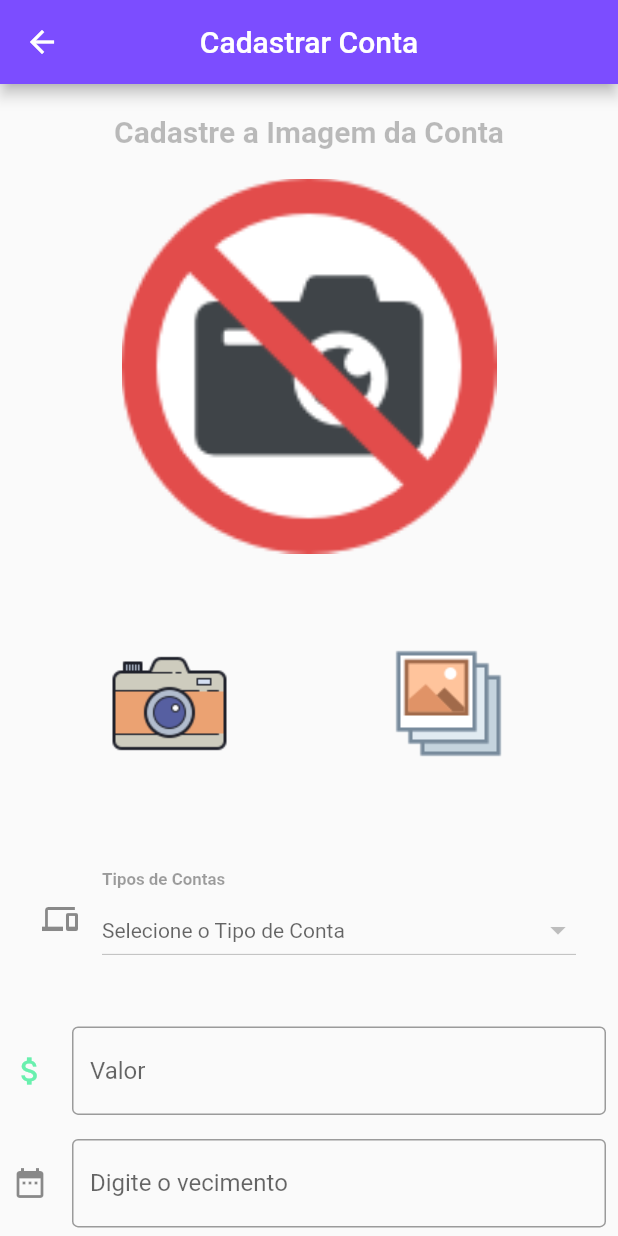
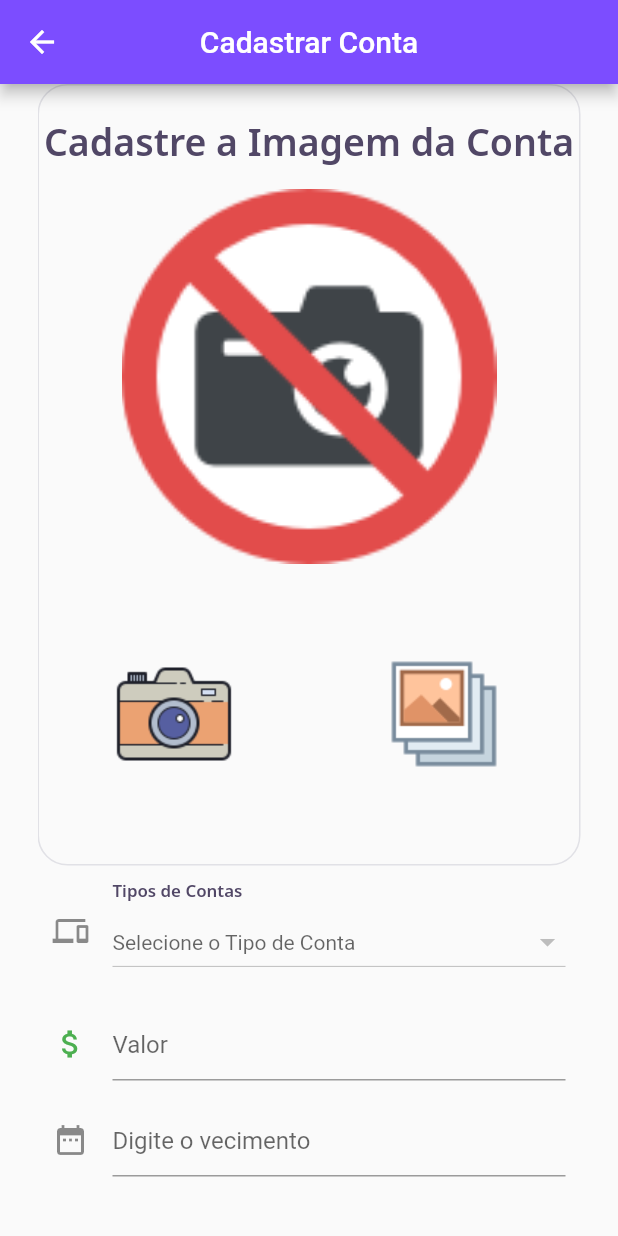
Before and after one commit to MatheusHard/ContasPagas, a Flutter app: the Cadastrar_Conta screen opened directly, on a phone screen of 412 x 824 dp. Run offline on Flutter 3.47's test engine with Material 2 defaults, Android fonts, the phone set to English and light mode, and no system bars; our stand-ins replace flutter_spinkit, google_fonts, image_picker, shared_preferences, sqflite; missing offline and left inert: flutter_gradients; accounts and stored records are empty; network calls fail.

Commit message:
Designer App 2

```diff
--- a/contas_pagas_2021/lib/iu/cadastrar_conta.dart
+++ b/contas_pagas_2021/lib/iu/cadastrar_conta.dart
@@ -4,6 +4,7 @@ import 'dart:io';
 
 import 'package:flutter/material.dart';
 import 'package:image_picker/image_picker.dart';
+import 'package:pagamento_de_contas/utils/core/app_colors.dart';
 import 'package:pagamento_de_contas/utils/core/app_images.dart';
 import 'package:pagamento_de_contas/utils/core/app_text_styles.dart';
 import 'package:pagamento_de_contas/helper/db_helper.dart';
@@ -24,6 +25,8 @@ class Cadastrar_Conta extends StatefulWidget {
 
 class _Cadastrar_ContaState extends State<Cadastrar_Conta> {
 
+  FocusNode _myFocusNode;
+  FocusNode _myFocusNode_2;
   File _selectedFile;
   Conta _conta;
   DBHelper _db = new DBHelper();
@@ -54,18 +57,6 @@ class _Cadastrar_ContaState extends State<Cadastrar_Conta> {
 
   double _valorConta;
   int _idTipo;
-
-  /*_openCamera( ) async{
-   var picture = await ImagePicker.pickImage(
-                                            source: ImageSource.camera,
-                                            maxHeight: 480,
-                                            maxWidth: 640,
-                                            imageQuality: 50 );
-
-    this.setState((){
-      _imageFile = picture;
-    });
-  }*/
 
    /**************TESTES GET IMAGE*******************/
 
@@ -153,6 +144,8 @@ class _Cadastrar_ContaState extends State<Cadastrar_Conta> {
   @override
   void initState() {
     getTiposContas();
+    _myFocusNode = FocusNode();
+    _myFocusNode_2 = FocusNode();
     super.initState();
 
   }
@@ -199,7 +192,9 @@ class _Cadastrar_ContaState extends State<Cadastrar_Conta> {
 
        body: Stack(
          children: [
-           Center(
+           Padding(
+             padding: const EdgeInsets.symmetric(horizontal: 25),
+             child: Center(
 
                  child:  SingleChildScrollView(
 
@@ -208,18 +203,22 @@ class _Cadastrar_ContaState extends State<Cadastrar_Conta> {
 
                      children: <Widget>[
 
+                      Container(
+                        decoration: BoxDecoration(
+                        border: Border.all(color: AppColors.border),
+                        borderRadius: BorderRadius.circular(20)),
+                        child: Column(
+                          children: [
                             Padding(
-                       padding: const EdgeInsets.all(20.0),
-                       child: Text("Cadastre a Imagem da Conta", style:
-                         TextStyle(fontSize: 20.0, color: Colors.black26, fontWeight: FontWeight.bold),),
+                              padding: const EdgeInsets.only(bottom: 15, top: 20),
+                              child: Text("Cadastre a Imagem da Conta",
+                                  style: AppTextStyles.heading25),
                             ),
 
                             getImageWidget(),
 
                             ///***********************/
-                     Padding(
-                       padding: const EdgeInsets.symmetric(horizontal: 20),
-                       child: Row(
+                            Row(
                               mainAxisAlignment:  MainAxisAlignment.spaceBetween,
 
                               children: [
@@ -234,7 +233,8 @@ class _Cadastrar_ContaState extends State<Cadastrar_Conta> {
                                         _getImage(ImageSource.camera);
                                       },
                                     )),
-                           Expanded(child:
+                                Expanded(
+                                    child:
                                     MaterialButton(
                                       child:   Image.asset(AppImages.icons_gallery_80,
                                         height: 200.0,
@@ -244,51 +244,28 @@ class _Cadastrar_ContaState extends State<Cadastrar_Conta> {
                                         _getImage(ImageSource.gallery);
                                       },
                                     )
-                             /*GestureDetector(
-                             child:    Image.asset("assets/icons_gallery_80.png",
-                               height: 200.0,
-                               width: 200.0,
-                             ),
-                             onTap: (){
-                               _getImage(ImageSource.gallery);
-                             },
-                           )*/
 
                                 )
+                              ],
+
+                            ),
                           ],
                         ),
                       ),
 
-                     ///*************************/
-                  /*   GestureDetector(
-                         onTap: () {
-                           _openCamera();
-                         },
-                         child:
 
-                         ClipRRect(
-                           child: _decideImageView(),
-                           borderRadius: BorderRadius.circular(10.0),
 
-                         )
-                     ),*/
 
                        /********DROP TIPOS*********/
 
                            Padding(
-                         padding: const EdgeInsets.fromLTRB(28, 0, 28, 0),
-                         child:
-                         InputDecorator(
-
+                             padding: const EdgeInsets.symmetric(horizontal: 10),
+                             child: InputDecorator(
                                decoration: InputDecoration(
                                    border: InputBorder.none,
                                    icon: Icon(Icons.phonelink),
                                    labelText: "Tipos de Contas",
-                               labelStyle: TextStyle(
-                                   color: Colors.black38,
-                                   fontSize: 15.0,
-                                   fontWeight: FontWeight.bold
-                               )
+                                   labelStyle: AppTextStyles.heading15
                                ),
                                child:
                                DropdownButton(
@@ -299,32 +276,28 @@ class _Cadastrar_ContaState extends State<Cadastrar_Conta> {
                                    value: _selectedTipo,
                                    items: _dropdownMenuItemsTipos,
                                    onChanged: onChangedDropdownItemTipo),
-                         )),
-
-                     /*********FIM DROP**********/
-
-                     SizedBox(height: 20.0,),
+                             ),
+                           ),
 
                        /*************VALOR*************/
 
                        Padding(
-                       padding: const EdgeInsets.all(8.0),
+                         padding: const EdgeInsets.symmetric(horizontal: 10, vertical: 8),
                          child: TextField(
 
                            keyboardType: TextInputType.number,
                            controller: _valorController,
-
+                           focusNode: _myFocusNode,
                            decoration: InputDecoration(
-                             border: OutlineInputBorder(),
                                hintText: 'Valor',
-                             icon: Icon(Icons.attach_money, color: Colors.greenAccent,)
+                               icon: Icon(Icons.attach_money, color: Colors.green,)
                            ),
                          ),
                        ),
 
                        /*************DATA_HORA*************/
                        Padding(
-                       padding: const EdgeInsets.all(8.0),
+                         padding: const EdgeInsets.symmetric(horizontal: 10, vertical: 8),
                          child: TextField(
                            readOnly: true,
 
@@ -350,12 +323,12 @@ class _Cadastrar_ContaState extends State<Cadastrar_Conta> {
                            controller: _dataController,
                            decoration: InputDecoration(
                              icon: Icon(Icons.date_range),
-                           border: OutlineInputBorder(),
                              hintText :  "Digite o vecimento",
                            ),
                          ),
 
                        ),
+                      SizedBox(width: 30,height: 30,),
 
                        /*********BUTTON CADASTRAR*********/
 
@@ -411,6 +384,7 @@ class _Cadastrar_ContaState extends State<Cadastrar_Conta> {
                      ],
                    ),
 
+                 ),
               ),
            )
          ],
--- a/contas_pagas_2021/lib/utils/core/app_text_styles.dart
+++ b/contas_pagas_2021/lib/utils/core/app_text_styles.dart
@@ -25,6 +25,12 @@ class AppTextStyles {
   static final TextStyle heading40 = GoogleFonts.notoSans(
     color: AppColors.black,
     fontSize: 40,
+    fontWeight: FontWeight.w600,
+  );
+
+  static final TextStyle heading25 = GoogleFonts.notoSans(
+    color: AppColors.black,
+    fontSize: 25,
     fontWeight: FontWeight.w600,
   );
 
```
Lines whose indentation alone changed are shown as unchanged.
